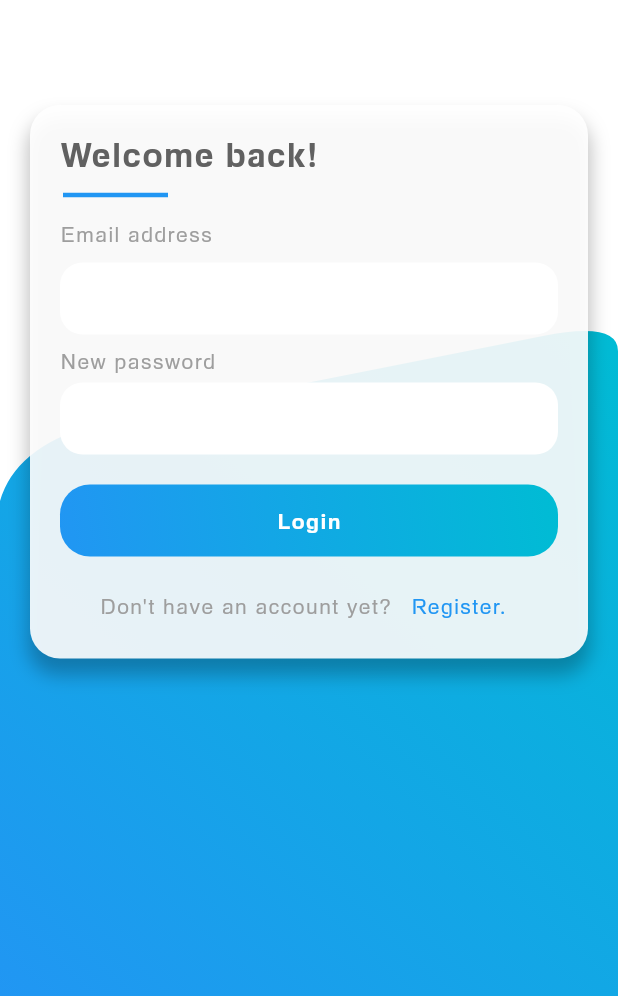
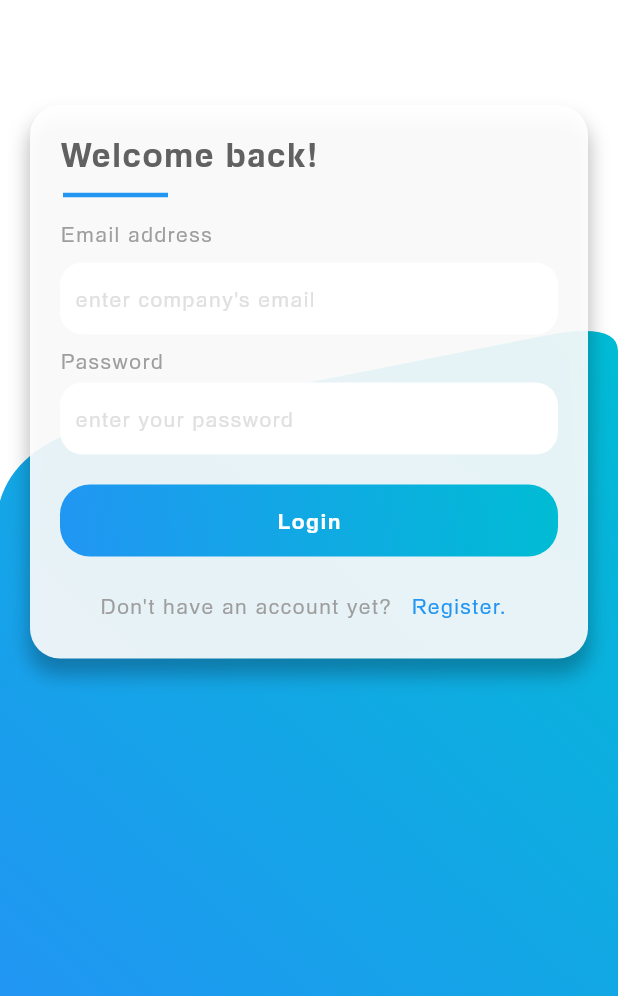
Before and after one commit to YonasAlem/covid_result_app, a Flutter app: the screen it shows after launch, after a tap on "Login.", on a phone screen of 412 x 824 dp, the part 240-1236 px from its top. Run offline on Flutter 3.47's test engine with Material 2 defaults, Android fonts, the phone set to English and light mode, and no system bars; drawn by our look-alikes of animated_text_kit; our stand-ins replace page_transition.

Commit message:
minor change 2

```diff
--- a/lib/views/login_view.dart
+++ b/lib/views/login_view.dart
@@ -85,8 +85,9 @@ class _LoginViewState extends State<LoginView> {
         const SizedBox(height: 5),
         AuthTextField(
           controller: _email,
+          hintText: 'enter company\'s email',
         ),
-        const TextWidgetSmall(text: 'New password'),
+        const TextWidgetSmall(text: 'Password'),
         Hero(
           tag: 'passTag',
           child: Material(
@@ -94,6 +95,7 @@ class _LoginViewState extends State<LoginView> {
             child: AuthTextField(
               controller: _password,
               isPassword: _password.text.isEmpty ? false : true,
+              hintText: 'enter your password',
             ),
           ),
         ),
--- a/lib/views/register_view.dart
+++ b/lib/views/register_view.dart
@@ -93,6 +93,7 @@ class _RegisterViewState extends State<RegisterView> {
         AuthTextField(
           controller: _password,
           isPassword: _password.text.isEmpty ? false : true,
+          hintText: 'enter your password',
         ),
         const TextWidgetSmall(text: 'Confirm password'),
         Hero(
@@ -102,6 +103,7 @@ class _RegisterViewState extends State<RegisterView> {
             child: AuthTextField(
               controller: _confirmPassword,
               isPassword: _confirmPassword.text.isEmpty ? false : true,
+              hintText: 'repeat your password',
             ),
           ),
         ),
```
